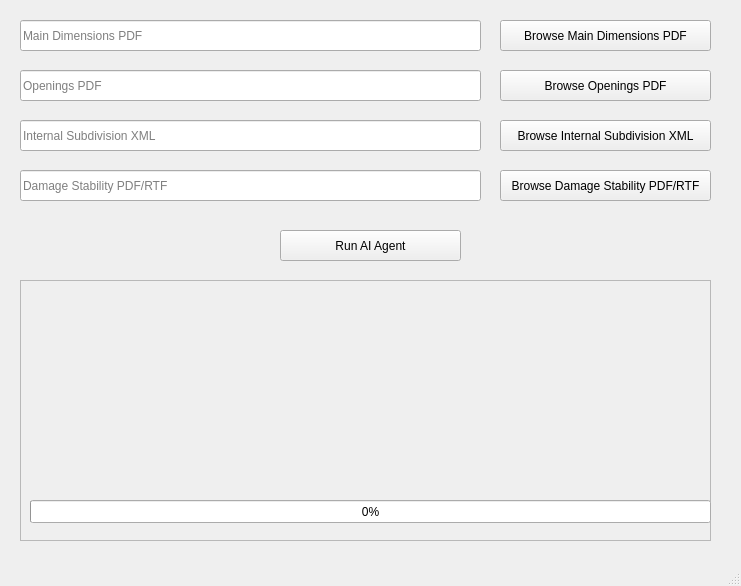
First picture: the form in ui/agentMainWindow.ui, repository Conoship/pias, before the edit.
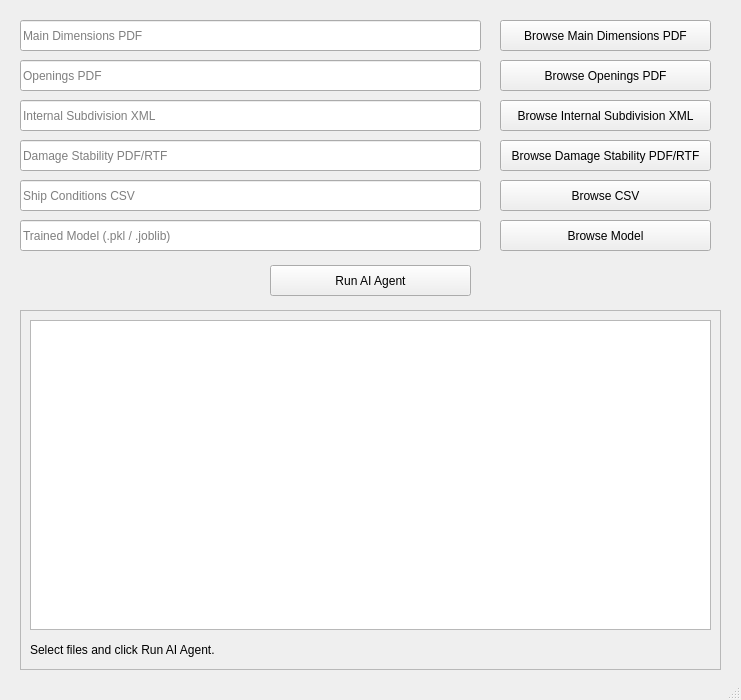
Second picture: the form after the edit.

Patch:
```diff
--- a/ui/agentMainWindow.ui
+++ b/ui/agentMainWindow.ui
@@ -7,7 +7,7 @@
     <x>0</x>
     <y>0</y>
     <width>741</width>
-    <height>586</height>
+    <height>700</height>
    </rect>
   </property>
   <property name="windowTitle">
@@ -15,181 +15,88 @@
   </property>
   <widget class="QWidget" name="centralwidget">
    <widget class="QLineEdit" name="mainDimsLineEdit">
-    <property name="geometry">
-     <rect>
-      <x>20</x>
-      <y>20</y>
-      <width>461</width>
-      <height>31</height>
-     </rect>
-    </property>
-    <property name="readOnly">
-     <bool>true</bool>
-    </property>
-    <property name="placeholderText">
-     <string>Main Dimensions PDF</string>
-    </property>
-    <property name="clearButtonEnabled">
-     <bool>false</bool>
-    </property>
-   </widget>
-   <widget class="QLineEdit" name="internalSubdivLineEdit">
-    <property name="geometry">
-     <rect>
-      <x>20</x>
-      <y>120</y>
-      <width>461</width>
-      <height>31</height>
-     </rect>
-    </property>
-    <property name="readOnly">
-     <bool>true</bool>
-    </property>
-    <property name="placeholderText">
-     <string>Internal Subdivision XML</string>
-    </property>
-    <property name="clearButtonEnabled">
-     <bool>false</bool>
-    </property>
-   </widget>
-   <widget class="QLineEdit" name="openingsLineEdit">
-    <property name="geometry">
-     <rect>
-      <x>20</x>
-      <y>70</y>
-      <width>461</width>
-      <height>31</height>
-     </rect>
-    </property>
-    <property name="readOnly">
-     <bool>true</bool>
-    </property>
-    <property name="placeholderText">
-     <string>Openings PDF</string>
-    </property>
-    <property name="clearButtonEnabled">
-     <bool>false</bool>
-    </property>
-   </widget>
-   <widget class="QLineEdit" name="damageStabLineEdit">
-    <property name="geometry">
-     <rect>
-      <x>20</x>
-      <y>170</y>
-      <width>461</width>
-      <height>31</height>
-     </rect>
-    </property>
-    <property name="readOnly">
-     <bool>true</bool>
-    </property>
-    <property name="placeholderText">
-     <string>Damage Stability PDF/RTF</string>
-    </property>
-    <property name="clearButtonEnabled">
-     <bool>false</bool>
-    </property>
+    <property name="geometry"><rect><x>20</x><y>20</y><width>461</width><height>31</height></rect></property>
+    <property name="readOnly"><bool>true</bool></property>
+    <property name="placeholderText"><string>Main Dimensions PDF</string></property>
    </widget>
    <widget class="QPushButton" name="mainDimsBtn">
-    <property name="geometry">
-     <rect>
-      <x>500</x>
-      <y>20</y>
-      <width>211</width>
-      <height>31</height>
-     </rect>
-    </property>
-    <property name="text">
-     <string>Browse Main Dimensions PDF</string>
-    </property>
+    <property name="geometry"><rect><x>500</x><y>20</y><width>211</width><height>31</height></rect></property>
+    <property name="text"><string>Browse Main Dimensions PDF</string></property>
+   </widget>
+
+   <widget class="QLineEdit" name="openingsLineEdit">
+    <property name="geometry"><rect><x>20</x><y>60</y><width>461</width><height>31</height></rect></property>
+    <property name="readOnly"><bool>true</bool></property>
+    <property name="placeholderText"><string>Openings PDF</string></property>
    </widget>
    <widget class="QPushButton" name="openingsBtn">
-    <property name="geometry">
-     <rect>
-      <x>500</x>
-      <y>70</y>
-      <width>211</width>
-      <height>31</height>
-     </rect>
-    </property>
-    <property name="text">
-     <string>Browse Openings PDF</string>
-    </property>
+    <property name="geometry"><rect><x>500</x><y>60</y><width>211</width><height>31</height></rect></property>
+    <property name="text"><string>Browse Openings PDF</string></property>
+   </widget>
+
+   <widget class="QLineEdit" name="internalSubdivLineEdit">
+    <property name="geometry"><rect><x>20</x><y>100</y><width>461</width><height>31</height></rect></property>
+    <property name="readOnly"><bool>true</bool></property>
+    <property name="placeholderText"><string>Internal Subdivision XML</string></property>
    </widget>
    <widget class="QPushButton" name="internalSubdivBtn">
-    <property name="geometry">
-     <rect>
-      <x>500</x>
-      <y>120</y>
-      <width>211</width>
-      <height>31</height>
-     </rect>
-    </property>
-    <property name="text">
-     <string>Browse Internal Subdivision XML</string>
-    </property>
+    <property name="geometry"><rect><x>500</x><y>100</y><width>211</width><height>31</height></rect></property>
+    <property name="text"><string>Browse Internal Subdivision XML</string></property>
+   </widget>
+
+   <widget class="QLineEdit" name="damageStabLineEdit">
+    <property name="geometry"><rect><x>20</x><y>140</y><width>461</width><height>31</height></rect></property>
+    <property name="readOnly"><bool>true</bool></property>
+    <property name="placeholderText"><string>Damage Stability PDF/RTF</string></property>
    </widget>
    <widget class="QPushButton" name="damageStabBtn">
-    <property name="geometry">
-     <rect>
-      <x>500</x>
-      <y>170</y>
-      <width>211</width>
-      <height>31</height>
-     </rect>
-    </property>
-    <property name="text">
-     <string>Browse Damage Stability PDF/RTF</string>
-    </property>
+    <property name="geometry"><rect><x>500</x><y>140</y><width>211</width><height>31</height></rect></property>
+    <property name="text"><string>Browse Damage Stability PDF/RTF</string></property>
    </widget>
-   <widget class="QFrame" name="resultsFrame">
-    <property name="geometry">
-     <rect>
-      <x>20</x>
-      <y>280</y>
-      <width>691</width>
-      <height>261</height>
-     </rect>
-    </property>
-    <property name="frameShape">
-     <enum>QFrame::StyledPanel</enum>
-    </property>
-    <property name="frameShadow">
-     <enum>QFrame::Raised</enum>
-    </property>
-    <property name="lineWidth">
-     <number>1</number>
-    </property>
-    <property name="midLineWidth">
-     <number>0</number>
-    </property>
-    <widget class="QProgressBar" name="progressBar">
-     <property name="geometry">
-      <rect>
-       <x>10</x>
-       <y>220</y>
-       <width>681</width>
-       <height>23</height>
-      </rect>
-     </property>
-     <property name="value">
-      <number>0</number>
-     </property>
-    </widget>
+
+   <widget class="QLineEdit" name="csvLineEdit">
+    <property name="geometry"><rect><x>20</x><y>180</y><width>461</width><height>31</height></rect></property>
+    <property name="readOnly"><bool>true</bool></property>
+    <property name="placeholderText"><string>Ship Conditions CSV</string></property>
+   </widget>
+   <widget class="QPushButton" name="csvBrowseBtn">
+    <property name="geometry"><rect><x>500</x><y>180</y><width>211</width><height>31</height></rect></property>
+    <property name="text"><string>Browse CSV</string></property>
+   </widget>
+
+   <widget class="QLineEdit" name="modelLineEdit">
+    <property name="geometry"><rect><x>20</x><y>220</y><width>461</width><height>31</height></rect></property>
+    <property name="readOnly"><bool>true</bool></property>
+    <property name="placeholderText"><string>Trained Model (.pkl / .joblib)</string></property>
+   </widget>
+   <widget class="QPushButton" name="modelBrowseBtn">
+    <property name="geometry"><rect><x>500</x><y>220</y><width>211</width><height>31</height></rect></property>
+    <property name="text"><string>Browse Model</string></property>
    </widget>
    <widget class="QPushButton" name="runBtn">
-    <property name="geometry">
-     <rect>
-      <x>280</x>
-      <y>230</y>
-      <width>181</width>
-      <height>31</height>
-     </rect>
-    </property>
-    <property name="text">
-     <string>Run AI Agent</string>
-    </property>
+    <property name="geometry"><rect><x>270</x><y>265</y><width>201</width><height>31</height></rect></property>
+    <property name="text"><string>Run AI Agent</string></property>
    </widget>
+
+   <widget class="QFrame" name="resultsFrame">
+    <property name="geometry"><rect><x>20</x><y>310</y><width>701</width><height>360</height></rect></property>
+    <property name="frameShape"><enum>QFrame::StyledPanel</enum></property>
+    <property name="frameShadow"><enum>QFrame::Raised</enum></property>
+
+    <widget class="QTableWidget" name="resultsTable">
+     <property name="geometry"><rect><x>10</x><y>10</y><width>681</width><height>310</height></rect></property>
+     <property name="alternatingRowColors"><bool>true</bool></property>
+     <property name="selectionBehavior"><enum>QAbstractItemView::SelectRows</enum></property>
+     <property name="sortingEnabled"><bool>true</bool></property>
+    </widget>
+
+    <widget class="QLabel" name="predStatusLabel">
+     <property name="geometry"><rect><x>10</x><y>330</y><width>681</width><height>20</height></rect></property>
+     <property name="text"><string>Select files and click Run AI Agent.</string></property>
+    </widget>
+
+   </widget>
+
   </widget>
   <widget class="QMenuBar" name="menubar">
    <property name="geometry">
```
Left out of the diff: 10 changed lines with no effect on the pictures.
